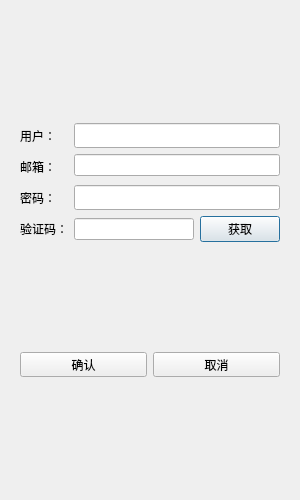
This is myChatQT/registerdialog.ui in Baidou2Star/MindChat as Qt 5 draws it before an edit. The edited form follows.
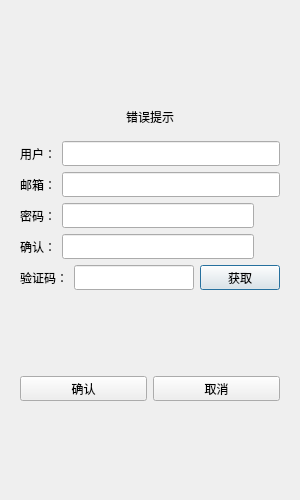
This is the edited form. Custom widgets are drawn as their Qt base class.

The edit to the form file:
```diff
--- a/myChatQT/registerdialog.ui
+++ b/myChatQT/registerdialog.ui
@@ -49,8 +49,24 @@
           </spacer>
          </item>
          <item>
-          <layout class="QFormLayout" name="formLayout">
-           <item row="0" column="0">
+          <widget class="QWidget" name="widget" native="true">
+           <layout class="QVBoxLayout" name="verticalLayout_4">
+            <item>
+             <widget class="QLabel" name="err_tip">
+              <property name="text">
+               <string>错误提示</string>
+              </property>
+              <property name="alignment">
+               <set>Qt::AlignCenter</set>
+              </property>
+             </widget>
+            </item>
+           </layout>
+          </widget>
+         </item>
+         <item>
+          <layout class="QHBoxLayout" name="horizontalLayout">
+           <item>
             <widget class="QLabel" name="user_label">
              <property name="minimumSize">
               <size>
@@ -69,7 +85,7 @@
              </property>
             </widget>
            </item>
-           <item row="0" column="1">
+           <item>
             <widget class="QLineEdit" name="user_edit">
              <property name="minimumSize">
               <size>
@@ -85,8 +101,12 @@
              </property>
             </widget>
            </item>
-           <item row="1" column="0">
-            <widget class="QLabel" name="email_edit">
+          </layout>
+         </item>
+         <item>
+          <layout class="QHBoxLayout" name="horizontalLayout_3">
+           <item>
+            <widget class="QLabel" name="email_label">
              <property name="minimumSize">
               <size>
                <width>0</width>
@@ -104,10 +124,27 @@
              </property>
             </widget>
            </item>
-           <item row="1" column="1">
-            <widget class="QLineEdit" name="email_label"/>
+           <item>
+            <widget class="QLineEdit" name="email_edit">
+             <property name="minimumSize">
+              <size>
+               <width>0</width>
+               <height>25</height>
+              </size>
+             </property>
+             <property name="maximumSize">
+              <size>
+               <width>16777215</width>
+               <height>25</height>
+              </size>
+             </property>
+            </widget>
            </item>
-           <item row="2" column="0">
+          </layout>
+         </item>
+         <item>
+          <layout class="QHBoxLayout" name="horizontalLayout_4">
+           <item>
             <widget class="QLabel" name="pass_label">
              <property name="minimumSize">
               <size>
@@ -126,7 +163,7 @@
              </property>
             </widget>
            </item>
-           <item row="2" column="1">
+           <item>
             <widget class="QLineEdit" name="pass_edit">
              <property name="minimumSize">
               <size>
@@ -142,7 +179,94 @@
              </property>
             </widget>
            </item>
-           <item row="3" column="0">
+           <item>
+            <widget class="ClickedLabel" name="pass_visible">
+             <property name="minimumSize">
+              <size>
+               <width>20</width>
+               <height>20</height>
+              </size>
+             </property>
+             <property name="maximumSize">
+              <size>
+               <width>20</width>
+               <height>20</height>
+              </size>
+             </property>
+             <property name="styleSheet">
+              <string notr="true"/>
+             </property>
+             <property name="text">
+              <string/>
+             </property>
+            </widget>
+           </item>
+          </layout>
+         </item>
+         <item>
+          <layout class="QHBoxLayout" name="horizontalLayout_5">
+           <item>
+            <widget class="QLabel" name="confirm_label">
+             <property name="minimumSize">
+              <size>
+               <width>0</width>
+               <height>25</height>
+              </size>
+             </property>
+             <property name="maximumSize">
+              <size>
+               <width>16777215</width>
+               <height>25</height>
+              </size>
+             </property>
+             <property name="text">
+              <string>确认：</string>
+             </property>
+            </widget>
+           </item>
+           <item>
+            <widget class="QLineEdit" name="confirm_edit">
+             <property name="minimumSize">
+              <size>
+               <width>0</width>
+               <height>25</height>
+              </size>
+             </property>
+             <property name="maximumSize">
+              <size>
+               <width>16777215</width>
+               <height>25</height>
+              </size>
+             </property>
+            </widget>
+           </item>
+           <item>
+            <widget class="ClickedLabel" name="confirm_visible">
+             <property name="minimumSize">
+              <size>
+               <width>20</width>
+               <height>20</height>
+              </size>
+             </property>
+             <property name="maximumSize">
+              <size>
+               <width>20</width>
+               <height>20</height>
+              </size>
+             </property>
+             <property name="styleSheet">
+              <string notr="true"/>
+             </property>
+             <property name="text">
+              <string/>
+             </property>
+            </widget>
+           </item>
+          </layout>
+         </item>
+         <item>
+          <layout class="QHBoxLayout" name="horizontalLayout_6">
+           <item>
             <widget class="QLabel" name="varify_label">
              <property name="minimumSize">
               <size>
@@ -161,19 +285,40 @@
              </property>
             </widget>
            </item>
-           <item row="3" column="1">
-            <layout class="QHBoxLayout" name="horizontalLayout_2">
-             <item>
-              <widget class="QLineEdit" name="varify_edit"/>
-             </item>
-             <item>
-              <widget class="QPushButton" name="get_code">
-               <property name="text">
-                <string>获取</string>
-               </property>
-              </widget>
-             </item>
-            </layout>
+           <item>
+            <widget class="QLineEdit" name="varify_edit">
+             <property name="minimumSize">
+              <size>
+               <width>0</width>
+               <height>25</height>
+              </size>
+             </property>
+             <property name="maximumSize">
+              <size>
+               <width>16777215</width>
+               <height>25</height>
+              </size>
+             </property>
+            </widget>
+           </item>
+           <item>
+            <widget class="TimerBtn" name="get_code">
+             <property name="minimumSize">
+              <size>
+               <width>0</width>
+               <height>25</height>
+              </size>
+             </property>
+             <property name="maximumSize">
+              <size>
+               <width>16777215</width>
+               <height>25</height>
+              </size>
+             </property>
+             <property name="text">
+              <string>获取</string>
+             </property>
+            </widget>
            </item>
           </layout>
          </item>
@@ -191,9 +336,9 @@
           </spacer>
          </item>
          <item>
-          <layout class="QHBoxLayout" name="horizontalLayout">
+          <layout class="QHBoxLayout" name="horizontalLayout_7">
            <item>
-            <widget class="QPushButton" name="confirm_btn">
+            <widget class="QPushButton" name="sure_btn">
              <property name="minimumSize">
               <size>
                <width>0</width>
@@ -247,13 +392,138 @@
          </item>
         </layout>
        </widget>
-       <widget class="QWidget" name="page_2"/>
+       <widget class="QWidget" name="page_2">
+        <layout class="QVBoxLayout" name="verticalLayout_5">
+         <item>
+          <spacer name="verticalSpacer_5">
+           <property name="orientation">
+            <enum>Qt::Vertical</enum>
+           </property>
+           <property name="sizeHint" stdset="0">
+            <size>
+             <width>20</width>
+             <height>40</height>
+            </size>
+           </property>
+          </spacer>
+         </item>
+         <item>
+          <widget class="QLabel" name="tip_lb">
+           <property name="text">
+            <string>注册成功，5 s后返回登录</string>
+           </property>
+           <property name="alignment">
+            <set>Qt::AlignCenter</set>
+           </property>
+          </widget>
+         </item>
+         <item>
+          <widget class="QLabel" name="tip2_lb">
+           <property name="text">
+            <string>可点击返回按钮直接返回登录界面</string>
+           </property>
+           <property name="alignment">
+            <set>Qt::AlignCenter</set>
+           </property>
+          </widget>
+         </item>
+         <item>
+          <spacer name="verticalSpacer_6">
+           <property name="orientation">
+            <enum>Qt::Vertical</enum>
+           </property>
+           <property name="sizeHint" stdset="0">
+            <size>
+             <width>20</width>
+             <height>40</height>
+            </size>
+           </property>
+          </spacer>
+         </item>
+         <item>
+          <widget class="QWidget" name="widget_2" native="true">
+           <layout class="QHBoxLayout" name="horizontalLayout_2">
+            <item>
+             <spacer name="horizontalSpacer">
+              <property name="orientation">
+               <enum>Qt::Horizontal</enum>
+              </property>
+              <property name="sizeHint" stdset="0">
+               <size>
+                <width>40</width>
+                <height>20</height>
+               </size>
+              </property>
+             </spacer>
+            </item>
+            <item>
+             <widget class="QPushButton" name="return_btn">
+              <property name="minimumSize">
+               <size>
+                <width>0</width>
+                <height>25</height>
+               </size>
+              </property>
+              <property name="maximumSize">
+               <size>
+                <width>16777215</width>
+                <height>25</height>
+               </size>
+              </property>
+              <property name="text">
+               <string>返回登录</string>
+              </property>
+             </widget>
+            </item>
+            <item>
+             <spacer name="horizontalSpacer_2">
+              <property name="orientation">
+               <enum>Qt::Horizontal</enum>
+              </property>
+              <property name="sizeHint" stdset="0">
+               <size>
+                <width>40</width>
+                <height>20</height>
+               </size>
+              </property>
+             </spacer>
+            </item>
+           </layout>
+          </widget>
+         </item>
+         <item>
+          <spacer name="verticalSpacer_4">
+           <property name="orientation">
+            <enum>Qt::Vertical</enum>
+           </property>
+           <property name="sizeHint" stdset="0">
+            <size>
+             <width>20</width>
+             <height>40</height>
+            </size>
+           </property>
+          </spacer>
+         </item>
+        </layout>
+       </widget>
       </widget>
      </item>
     </layout>
    </item>
   </layout>
  </widget>
+ <customwidgets>
+  <customwidget>
+   <class>ClickedLabel</class>
+   <extends>QLabel</extends>
+   <header>clickedlabel.h</header>
+  </customwidget>
+  <customwidget>
+   <class>TimerBtn</class>
+   <extends>QPushButton</extends>
+   <header location="global">timerbtn.h</header>
+  </customwidget>
+ </customwidgets>
  <resources/>
  <connections/>
 </ui>
```
